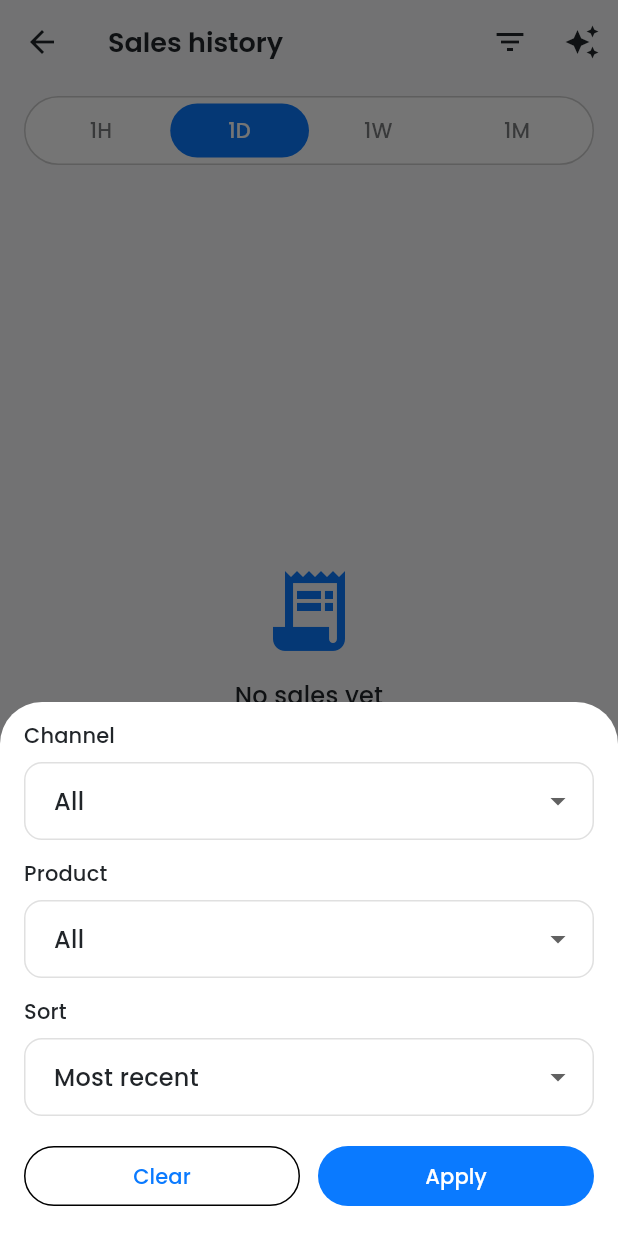
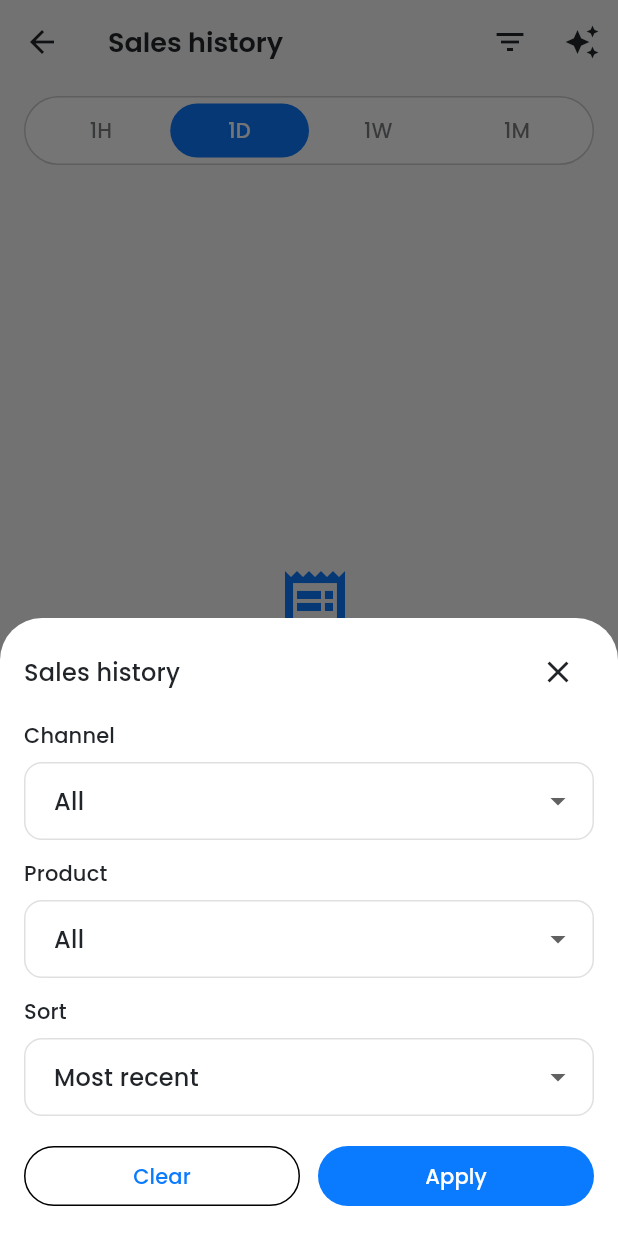
Before and after one commit to christhoval06/cosecha_app, a Flutter app: the SalesHistoryScreen screen opened by its route, after a tap on the "filter list" icon, on a phone screen of 412 x 824 dp. Run offline on Flutter 3.47's test engine with Material 3 defaults, Android fonts, the phone set to English and light mode, and no system bars; our stand-ins replace animated_text_kit, dots_indicator, file_picker, fl_chart, flutter_form_builder, flutter_heatmap_calendar and 9 more; missing offline and left inert: cryptography, excel; accounts and stored records are empty; statements that could not run were skipped.

Commit message:
refactor: crear AppSheet generico y unificar cierre en sheets

```diff
--- /dev/null
+++ b/lib/core/widgets/app_sheet.dart
@@ -0,0 +1,91 @@
+import 'package:flutter/material.dart';
+
+class AppSheetLayout extends StatelessWidget {
+  const AppSheetLayout({
+    super.key,
+    required this.title,
+    required this.children,
+    this.trailing,
+    this.padding = const EdgeInsets.fromLTRB(16, 12, 16, 16),
+    this.mainAxisSize = MainAxisSize.min,
+    this.crossAxisAlignment = CrossAxisAlignment.start,
+    this.headerSpacing = 8,
+    this.onClose,
+    this.titleStyle,
+  });
+
+  final String title;
+  final List<Widget> children;
+  final Widget? trailing;
+  final EdgeInsetsGeometry padding;
+  final MainAxisSize mainAxisSize;
+  final CrossAxisAlignment crossAxisAlignment;
+  final double headerSpacing;
+  final VoidCallback? onClose;
+  final TextStyle? titleStyle;
+
+  @override
+  Widget build(BuildContext context) {
+    return SafeArea(
+      child: Padding(
+        padding: padding,
+        child: Column(
+          mainAxisSize: mainAxisSize,
+          crossAxisAlignment: crossAxisAlignment,
+          children: [
+            Row(
+              children: [
+                Expanded(
+                  child: Text(
+                    title,
+                    style:
+                        titleStyle ?? Theme.of(context).textTheme.titleMedium,
+                  ),
+                ),
+                ?trailing,
+                IconButton(
+                  onPressed: onClose ?? () => Navigator.of(context).pop(),
+                  icon: const Icon(Icons.close),
+                ),
+              ],
+            ),
+            SizedBox(height: headerSpacing),
+            ...children,
+          ],
+        ),
+      ),
+    );
+  }
+}
+
+Future<T?> showAppSheet<T>({
+  required BuildContext context,
+  required String title,
+  required List<Widget> Function(BuildContext context) contentBuilder,
+  Widget? Function(BuildContext context)? trailingBuilder,
+  bool isScrollControlled = false,
+  bool useSafeArea = true,
+  MainAxisSize mainAxisSize = MainAxisSize.min,
+  CrossAxisAlignment crossAxisAlignment = CrossAxisAlignment.start,
+  double headerSpacing = 8,
+  EdgeInsetsGeometry Function(BuildContext context)? paddingBuilder,
+}) {
+  return showModalBottomSheet<T>(
+    context: context,
+    isScrollControlled: isScrollControlled,
+    useSafeArea: useSafeArea,
+    builder: (context) {
+      return AppSheetLayout(
+        title: title,
+        trailing: trailingBuilder?.call(context),
+        padding:
+            paddingBuilder?.call(context) ??
+            const EdgeInsets.fromLTRB(16, 12, 16, 16),
+        mainAxisSize: mainAxisSize,
+        crossAxisAlignment: crossAxisAlignment,
+        headerSpacing: headerSpacing,
+        children: contentBuilder(context),
+      );
+    },
+  );
+}
--- a/lib/core/widgets/widgets.dart
+++ b/lib/core/widgets/widgets.dart
@@ -1,2 +1,3 @@
 export 'invalid_route_args_screen.dart';
 export 'form_builder_currency_field.dart';
+export 'app_sheet.dart';
--- a/lib/features/transactions/widgets/sales_history_filters_sheet.dart
+++ b/lib/features/transactions/widgets/sales_history_filters_sheet.dart
@@ -1,6 +1,7 @@
 import 'package:flutter/material.dart';
 
 import '../../../core/constants/sales_channels.dart';
+import '../../../core/widgets/app_sheet.dart';
 import '../../../l10n/app_localizations.dart';
 
 enum SalesHistorySort { latest, highestAmount, highestQuantity }
@@ -40,17 +41,16 @@ Future<SalesHistoryFilterValues?> showSalesHistoryFiltersSheet({
   var tempProduct = initialProductId;
   var tempSort = initialSort;
 
-  final apply = await showModalBottomSheet<bool>(
+  final apply = await showAppSheet<bool>(
     context: context,
+    title: l10n.salesHistoryTitle,
     isScrollControlled: true,
     useSafeArea: true,
-    builder: (context) {
-      return StatefulBuilder(
+    contentBuilder: (context) {
+      return [
+        StatefulBuilder(
           builder: (context, setModalState) {
-          return SafeArea(
-            child: Padding(
-              padding: const EdgeInsets.fromLTRB(16, 12, 16, 16),
-              child: Column(
+            return Column(
               mainAxisSize: MainAxisSize.min,
               crossAxisAlignment: CrossAxisAlignment.start,
               children: [
@@ -157,11 +157,10 @@ Future<SalesHistoryFilterValues?> showSalesHistoryFiltersSheet({
                   ],
                 ),
               ],
-              ),
-            ),
             );
           },
-      );
+        ),
+      ];
     },
   );
 
```
Also changed, not shown: lib/core/widgets/avatar_image_picker.dart (+7 -0 lines), lib/core/widgets/excel_export_config_sheet.dart (+19 -22 lines), lib/core/widgets/image_picker_field.dart (+7 -0 lines), lib/core/widgets/list_picker_sheet.dart (+20 -32 lines), lib/features/home/dashboard/home_dashboard_customize_sheet.dart (+6 -17 lines), lib/features/reminders/widgets/reminder_form_sheet.dart (+22 -16 lines), lib/features/reports/dashboard/reports_dashboard_customize_sheet.dart (+10 -21 lines), lib/features/reports/widgets/reports_filters_sheet.dart (+15 -13 lines), lib/features/settings/settings_screen.dart (+8 -26 lines). Lines whose indentation alone changed are shown as unchanged.
